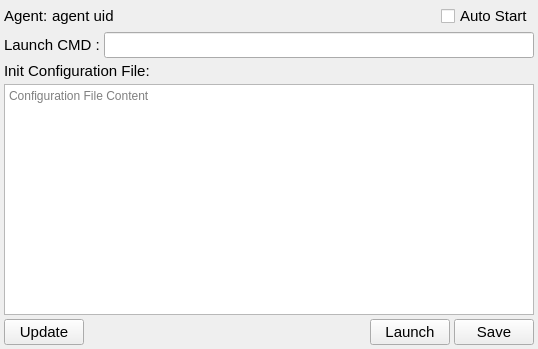
Old version of the form ccs/node/agent/AgentNodeAssociationEditor.ui in the repository bisegni/chaosframework.
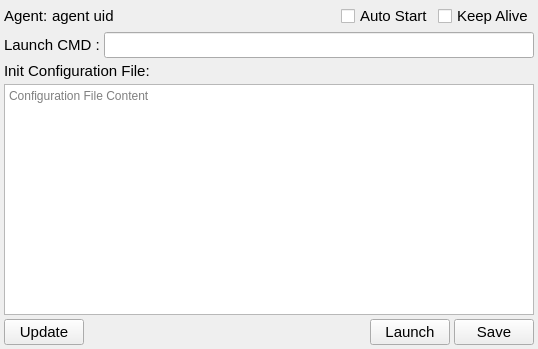
New version of the form.

```diff
--- a/ccs/node/agent/AgentNodeAssociationEditor.ui
+++ b/ccs/node/agent/AgentNodeAssociationEditor.ui
@@ -30,7 +30,7 @@
     <number>4</number>
    </property>
    <item>
-    <layout class="QHBoxLayout" name="horizontalLayout" stretch="0,1,0">
+    <layout class="QHBoxLayout" name="horizontalLayout" stretch="0,1,0,0">
      <property name="spacing">
       <number>4</number>
      </property>
@@ -70,6 +70,18 @@
        </property>
       </widget>
      </item>
+     <item>
+      <widget class="QCheckBox" name="checkBoxKeepAlive">
+       <property name="font">
+        <font>
+         <pointsize>11</pointsize>
+        </font>
+       </property>
+       <property name="text">
+        <string>Keep Alive</string>
+       </property>
+      </widget>
+     </item>
     </layout>
    </item>
    <item>
```
